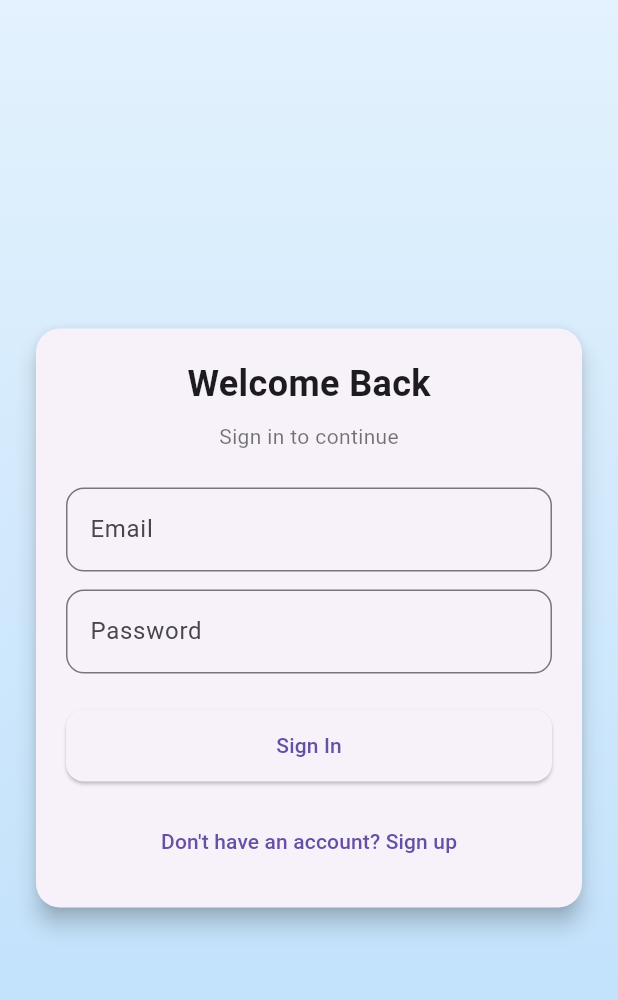
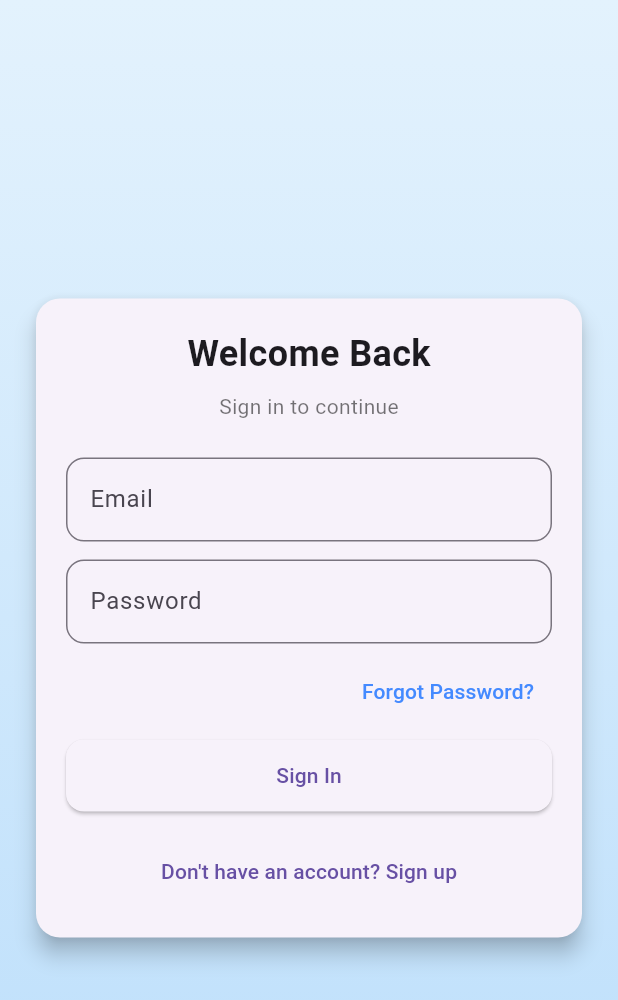
Before and after one commit to tranght0o/my_productivity_app, a Flutter app: the screen it shows after launch, on a phone screen of 412 x 824 dp. Shown: the top 1000 px of the screen. Run offline on Flutter 3.47's test engine with Material 3 defaults, Android fonts, the phone set to English and light mode, and no system bars; our stand-ins replace cloud_firestore, firebase_auth, firebase_core, fl_chart, month_picker_dialog, table_calendar; accounts and stored records are empty.

Commit message:
feat: add "Forgot Password" button and navigation to ForgotPasswordScreen in login page
Added validation for email and password fields, and included a link to the Forgot Password screen.

```diff
--- a/lib/screens/login_screen.dart
+++ b/lib/screens/login_screen.dart
@@ -1,6 +1,7 @@
 import 'package:flutter/material.dart';
 import '../services/auth_service.dart';
 import 'signup_screen.dart';
+import 'forgot_password_screen.dart'; // Import for password reset screen
 
 class LoginScreen extends StatefulWidget {
   const LoginScreen({super.key});
@@ -18,35 +19,43 @@ class _LoginScreenState extends State<LoginScreen> {
   bool _loading = false;
   String? _errorMessage;
 
+  // Validate email field
   String? _validateEmail(String? value) {
     if (value == null || value.isEmpty) return 'Email cannot be empty';
     if (!value.contains('@')) return 'Invalid email';
     return null;
   }
 
+  // Validate password field
   String? _validatePassword(String? value) {
     if (value == null || value.isEmpty) return 'Password cannot be empty';
     if (value.length < 6) return 'Password must be at least 6 characters';
     return null;
   }
 
+  // Handle user login logic
   void _login() async {
     if (!_formKey.currentState!.validate()) return;
+
     setState(() {
       _loading = true;
       _errorMessage = null;
     });
 
     _formKey.currentState!.save();
+
+    // Attempt to sign in through AuthService
     final error = await _authService.signIn(email: _email, password: _password);
 
     setState(() => _loading = false);
 
+    // If there’s an error (e.g., wrong password or unverified email)
     if (error != null) {
       setState(() => _errorMessage = error);
     }
   }
 
+  // Resend verification email if the user hasn’t verified yet
   void _resendVerification() async {
     try {
       final user = _authService.currentUser;
@@ -67,6 +76,7 @@ class _LoginScreenState extends State<LoginScreen> {
   Widget build(BuildContext context) {
     return Scaffold(
       body: Container(
+        // Background gradient for visual appeal
         decoration: const BoxDecoration(
           gradient: LinearGradient(
             colors: [Color(0xFFE3F2FD), Color(0xFFBBDEFB)],
@@ -89,6 +99,7 @@ class _LoginScreenState extends State<LoginScreen> {
                   child: Column(
                     mainAxisSize: MainAxisSize.min,
                     children: [
+                      // Title and subtitle
                       const Text(
                         'Welcome Back',
                         style: TextStyle(
@@ -102,6 +113,8 @@ class _LoginScreenState extends State<LoginScreen> {
                         style: TextStyle(color: Colors.black54),
                       ),
                       const SizedBox(height: 24),
+
+                      // Display error message if login fails
                       if (_errorMessage != null)
                         Column(
                           children: [
@@ -112,6 +125,7 @@ class _LoginScreenState extends State<LoginScreen> {
                                 style: const TextStyle(color: Colors.red),
                               ),
                             ),
+                            // Show resend button if user hasn't verified email
                             if (_errorMessage == 'Please verify your email before logging in.')
                               TextButton(
                                 onPressed: _resendVerification,
@@ -119,6 +133,8 @@ class _LoginScreenState extends State<LoginScreen> {
                               ),
                           ],
                         ),
+
+                      // Email input field
                       TextFormField(
                         decoration: InputDecoration(
                           labelText: 'Email',
@@ -131,6 +147,8 @@ class _LoginScreenState extends State<LoginScreen> {
                         onSaved: (val) => _email = val!.trim(),
                       ),
                       const SizedBox(height: 12),
+
+                      // Password input field
                       TextFormField(
                         decoration: InputDecoration(
                           labelText: 'Password',
@@ -142,7 +160,29 @@ class _LoginScreenState extends State<LoginScreen> {
                         validator: _validatePassword,
                         onSaved: (val) => _password = val!.trim(),
                       ),
-                      const SizedBox(height: 24),
+                      const SizedBox(height: 8),
+
+                      // Forgot Password link
+                      Align(
+                        alignment: Alignment.centerRight,
+                        child: TextButton(
+                          onPressed: () {
+                            Navigator.push(
+                              context,
+                              MaterialPageRoute(
+                                builder: (_) => const ForgotPasswordScreen(),
+                              ),
+                            );
+                          },
+                          child: const Text(
+                            'Forgot Password?',
+                            style: TextStyle(color: Colors.blueAccent),
+                          ),
+                        ),
+                      ),
+                      const SizedBox(height: 8),
+
+                      // Login button (shows loading spinner while signing in)
                       SizedBox(
                         width: double.infinity,
                         child: ElevatedButton(
@@ -166,6 +206,8 @@ class _LoginScreenState extends State<LoginScreen> {
                         ),
                       ),
                       const SizedBox(height: 16),
+
+                      // Sign up redirect
                       TextButton(
                         onPressed: () {
                           Navigator.push(
```
